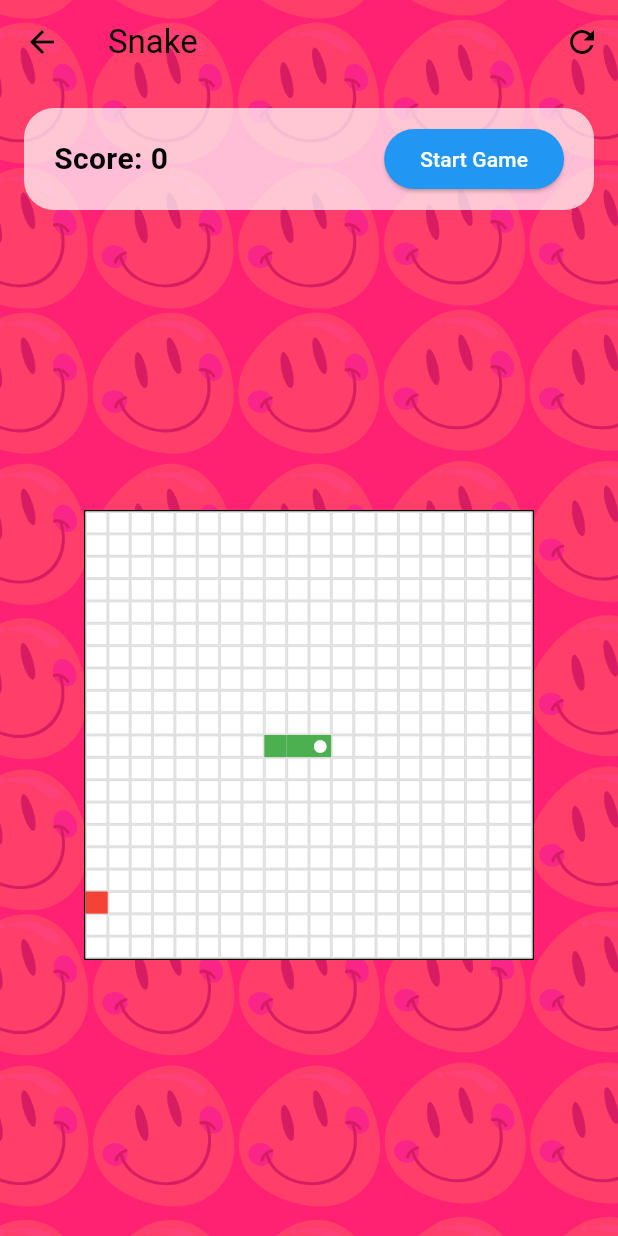
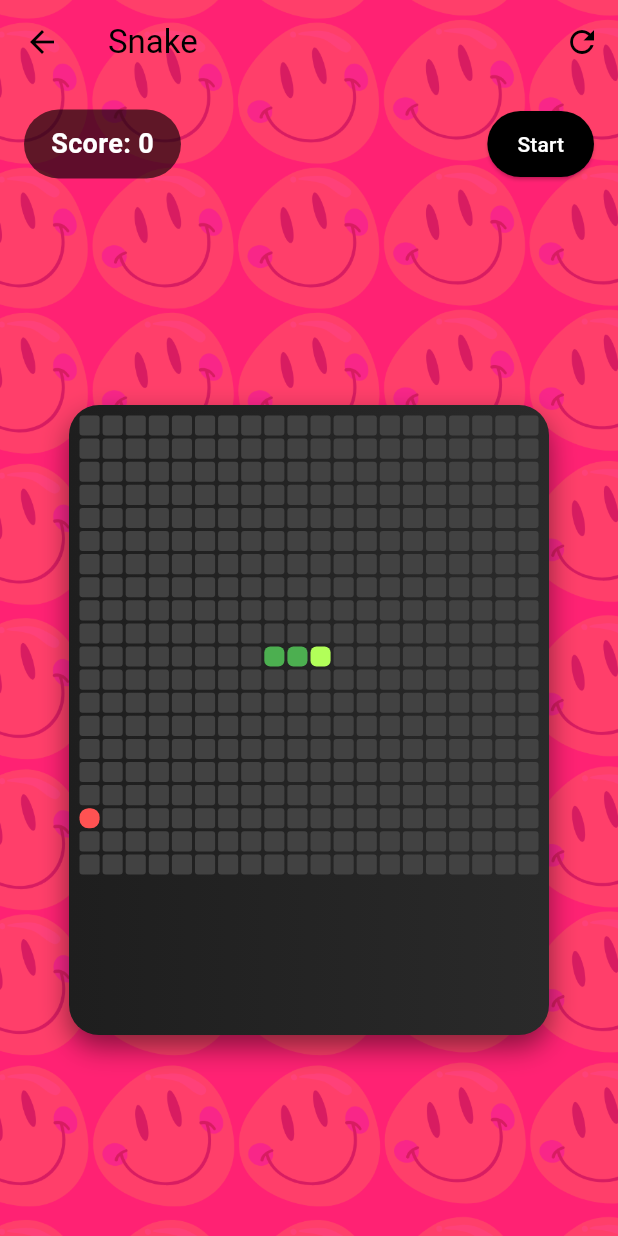
Before and after one commit to Ab-dul-Hannan/game_nest_fyp, a Flutter app: the SnakeGame screen opened directly, on a phone screen of 412 x 824 dp. Run offline on Flutter 3.47's test engine with Material 3 defaults, Android fonts, the phone set to English and light mode, and no system bars; our stand-ins replace audioplayers, image_picker.

Commit message:
Update snake.dart

```diff
--- a/lib/games/snake.dart
+++ b/lib/games/snake.dart
@@ -16,6 +16,8 @@ class _SnakeGameState extends State<SnakeGame> {
   bool isGameOver = false;
   bool isGameStarted = false;
   int score = 0;
+
+  int gameSpeed = 200;
 
   @override
   void initState() {
@@ -71,6 +73,7 @@ class _SnakeGameState extends State<SnakeGame> {
       if (newHead == food) {
         score += 10;
         generateNewFood();
+        if (gameSpeed > 80) gameSpeed -= 5;
       } else {
         snake.removeLast();
       }
@@ -87,6 +90,7 @@ class _SnakeGameState extends State<SnakeGame> {
       context: context,
       barrierDismissible: false,
       builder: (context) => AlertDialog(
+        shape: RoundedRectangleBorder(borderRadius: BorderRadius.circular(20)),
         title: const Text('Game Over!'),
         content: Text('Your Score: $score'),
         actions: [
@@ -113,7 +117,23 @@ class _SnakeGameState extends State<SnakeGame> {
       isGameOver = false;
       isGameStarted = false;
       score = 0;
+      gameSpeed = 200;
       generateNewFood();
+    });
+  }
+
+  void handleSwipeUpdate(DragUpdateDetails details) {
+    final dx = details.delta.dx;
+    final dy = details.delta.dy;
+
+    setState(() {
+      if (dx.abs() > dy.abs()) {
+        if (dx > 0 && direction != 'left') direction = 'right';
+        if (dx < 0 && direction != 'right') direction = 'left';
+      } else {
+        if (dy > 0 && direction != 'up') direction = 'down';
+        if (dy < 0 && direction != 'down') direction = 'up';
+      }
     });
   }
 
@@ -122,18 +142,12 @@ class _SnakeGameState extends State<SnakeGame> {
     return Scaffold(
       extendBodyBehindAppBar: true,
       appBar: AppBar(
-        title: const Text(
-          'Snake',
-          style: TextStyle(color: Colors.black),
-        ),
+        title: const Text('Snake', style: TextStyle(color: Colors.black)),
         backgroundColor: Colors.transparent,
         elevation: 0,
         iconTheme: const IconThemeData(color: Colors.black),
         actions: [
-          IconButton(
-            icon: const Icon(Icons.refresh),
-            onPressed: resetGame,
-          ),
+          IconButton(icon: const Icon(Icons.refresh), onPressed: resetGame),
         ],
       ),
       body: Container(
@@ -150,21 +164,18 @@ class _SnakeGameState extends State<SnakeGame> {
             children: [
               Padding(
                 padding: const EdgeInsets.all(16),
-                child: Container(
-                  padding: const EdgeInsets.symmetric(horizontal: 20, vertical: 10),
-                  decoration: BoxDecoration(
-                    color: Colors.white.withAlpha(180),
-                    borderRadius: BorderRadius.circular(20),
-                  ),
                 child: Row(
                   mainAxisAlignment: MainAxisAlignment.spaceBetween,
                   children: [
-                      Text(
+                    Container(
+                      padding: const EdgeInsets.symmetric(horizontal: 18, vertical: 10),
+                      decoration: BoxDecoration(
+                        color: Colors.black.withAlpha(160),
+                        borderRadius: BorderRadius.circular(30),
+                      ),
+                      child: Text(
                         'Score: $score',
-                        style: const TextStyle(
-                          fontSize: 20,
-                          fontWeight: FontWeight.bold,
-                          color: Colors.black,
+                        style: const TextStyle(color: Colors.white, fontSize: 18, fontWeight: FontWeight.bold),
                       ),
                     ),
                     ElevatedButton(
@@ -177,24 +188,33 @@ class _SnakeGameState extends State<SnakeGame> {
                         startGameLoop();
                       },
                       style: ElevatedButton.styleFrom(
-                          backgroundColor: Colors.blue,
-                          foregroundColor: Colors.white,
+                        backgroundColor: Colors.black,
+                        shape: RoundedRectangleBorder(borderRadius: BorderRadius.circular(30)),
+                        padding: const EdgeInsets.symmetric(horizontal: 20, vertical: 12),
                       ),
-                        child: Text(isGameStarted ? 'Playing...' : 'Start Game'),
+                      child: Text(isGameStarted ? 'Playing...' : 'Start', style: const TextStyle(color: Colors.white)),
                     ),
                   ],
                 ),
               ),
-              ),
               Expanded(
+                child: GestureDetector(
+                  onPanUpdate: handleSwipeUpdate,
                   child: Center(
                     child: Container(
-                    width: 300,
-                    height: 300,
+                      width: 320,
+                      height: 420,
                       decoration: BoxDecoration(
-                      color: Colors.grey[200],
-                      border: Border.all(color: Colors.black),
+                        borderRadius: BorderRadius.circular(20),
+                        gradient: const LinearGradient(
+                          colors: [Color(0xFF1E1E1E), Color(0xFF2A2A2A)],
                         ),
+                        boxShadow: [
+                          BoxShadow(color: Colors.black.withAlpha(120), blurRadius: 15, offset: const Offset(0, 8))
+                        ],
+                      ),
+                      child: Padding(
+                        padding: const EdgeInsets.all(6),
                         child: GridView.builder(
                           physics: const NeverScrollableScrollPhysics(),
                           gridDelegate: const SliverGridDelegateWithFixedCrossAxisCount(
@@ -208,27 +228,26 @@ class _SnakeGameState extends State<SnakeGame> {
 
                             if (snake.contains(point)) {
                               return Container(
-                            color: Colors.green,
-                            child: point == snake[0]
-                                ? const Center(
-                              child: Icon(
-                                Icons.circle,
-                                color: Colors.white,
-                                size: 10,
+                                margin: const EdgeInsets.all(1),
+                                decoration: BoxDecoration(
+                                  color: point == snake[0] ? Colors.lightGreenAccent : Colors.green,
+                                  borderRadius: BorderRadius.circular(4),
                                 ),
-                            )
-                                : null,
                               );
                             } else if (food == point) {
                               return Container(
-                            color: Colors.red,
+                                margin: const EdgeInsets.all(1),
+                                decoration: BoxDecoration(
+                                  color: Colors.redAccent,
+                                  borderRadius: BorderRadius.circular(6),
+                                ),
                               );
                             } else {
                               return Container(
-                            color: Colors.grey[300],
-                            child: Container(
                                 margin: const EdgeInsets.all(1),
-                              color: Colors.white,
+                                decoration: BoxDecoration(
+                                  color: Colors.grey[800],
+                                  borderRadius: BorderRadius.circular(2),
                                 ),
                               );
                             }
@@ -236,27 +255,6 @@ class _SnakeGameState extends State<SnakeGame> {
                         ),
                       ),
                     ),
-              ),
-              if (isGameStarted)
-                Padding(
-                  padding: const EdgeInsets.all(16),
-                  child: Container(
-                    padding: const EdgeInsets.all(12),
-                    decoration: BoxDecoration(
-                      color: Colors.white.withAlpha(180),
-                      borderRadius: BorderRadius.circular(30),
-                    ),
-                    child: Row(
-                      mainAxisAlignment: MainAxisAlignment.center,
-                      children: [
-                        _buildDirectionButton(Icons.arrow_upward, 'up'),
-                        const SizedBox(width: 8),
-                        _buildDirectionButton(Icons.arrow_downward, 'down'),
-                        const SizedBox(width: 8),
-                        _buildDirectionButton(Icons.arrow_back, 'left'),
-                        const SizedBox(width: 8),
-                        _buildDirectionButton(Icons.arrow_forward, 'right'),
-                      ],
                   ),
                 ),
               ),
@@ -267,28 +265,8 @@ class _SnakeGameState extends State<SnakeGame> {
     );
   }
 
-  Widget _buildDirectionButton(IconData icon, String dir) {
-    return ElevatedButton(
-      onPressed: () {
-        setState(() {
-          if ((dir == 'up' && direction != 'down') ||
-              (dir == 'down' && direction != 'up') ||
-              (dir == 'left' && direction != 'right') ||
-              (dir == 'right' && direction != 'left')) {
-            direction = dir;
-          }
-        });
-      },
-      style: ElevatedButton.styleFrom(
-        backgroundColor: Colors.blue,
-        foregroundColor: Colors.white,
-      ),
-      child: Icon(icon),
-    );
-  }
-
   void startGameLoop() {
-    Future.delayed(const Duration(milliseconds: 200), () {
+    Future.delayed(Duration(milliseconds: gameSpeed), () {
       if (isGameStarted && mounted) {
         moveSnake();
         startGameLoop();
```
Lines whose indentation alone changed are shown as unchanged.
